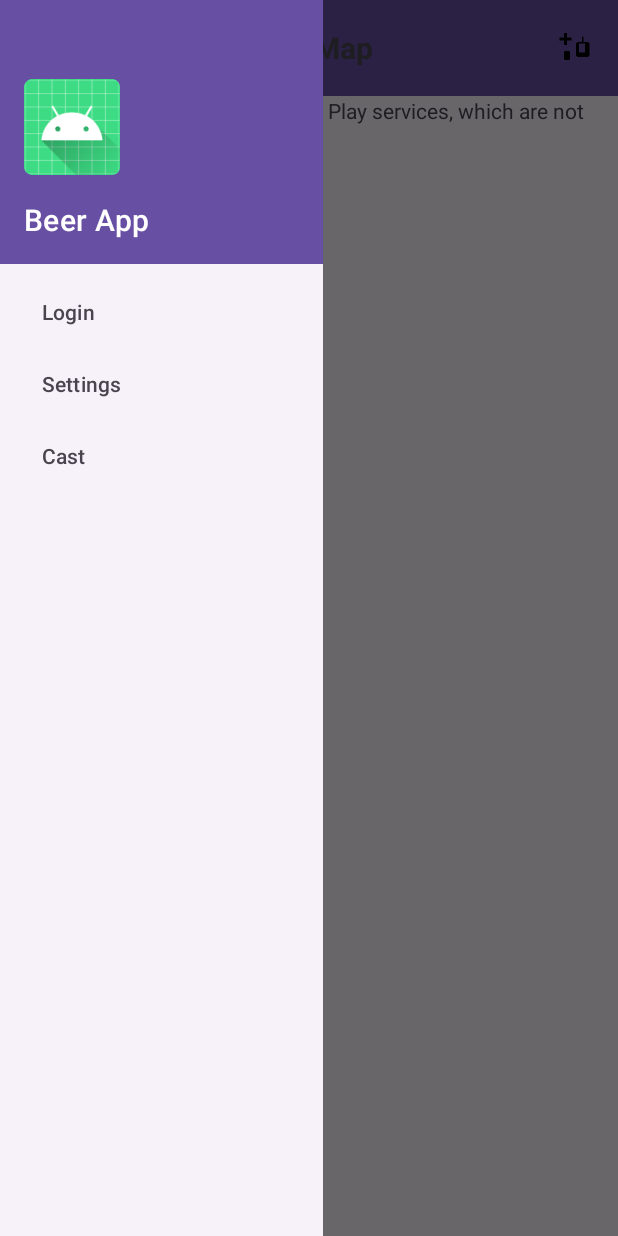
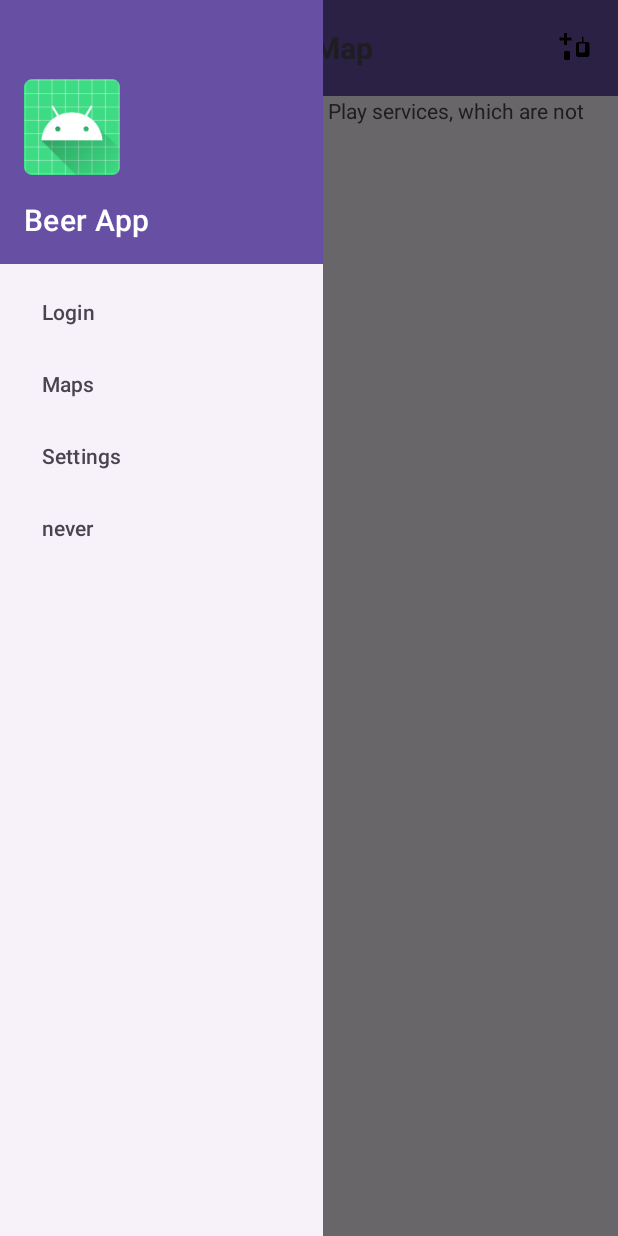
Before and after one commit to MarekVaris/Beer_app, an Android app: the screen it shows after launch (MainActivity), after a tap on "Beer App", on a phone screen of 412 x 824 dp. Run offline under Robolectric (Android 15) with nearby library versions, the phone set to English and light mode, and no system bars.

Commit message:
Side main_menu fixed
Now u can move to login and maps,
added maps api for type in local.

```diff
--- a/app/src/main/AndroidManifest.xml
+++ b/app/src/main/AndroidManifest.xml
@@ -26,7 +26,7 @@
         -->
         <meta-data
             android:name="com.google.android.geo.API_KEY"
-            android:value="YOUR_API_KEY" />
+            android:value="${MAPS_API_KEY}" />
 
         <activity
             android:name=".MainActivity"
--- a/app/src/main/java/com/example/beer_app/LoginFragment.kt
+++ b/app/src/main/java/com/example/beer_app/LoginFragment.kt
@@ -7,10 +7,8 @@ import android.view.LayoutInflater
 import android.view.View
 import android.view.ViewGroup
 import android.view.inputmethod.InputMethodManager
-import android.widget.Button
 import android.widget.LinearLayout
 import androidx.fragment.app.Fragment
-import androidx.navigation.fragment.findNavController
 
 class LoginFragment : Fragment() {
     override fun onCreateView(
--- a/app/src/main/java/com/example/beer_app/MapsFragment.kt
+++ b/app/src/main/java/com/example/beer_app/MapsFragment.kt
@@ -29,9 +29,9 @@ class MapsFragment : Fragment() {
          * install it inside the SupportMapFragment. This method will only be triggered once the
          * user has installed Google Play services and returned to the app.
          */
-        val sydney = LatLng(-34.0, 151.0)
-        googleMap.addMarker(MarkerOptions().position(sydney).title("Marker in Sydney"))
-        googleMap.moveCamera(CameraUpdateFactory.newLatLng(sydney))
+        val poland = LatLng(51.9194, 19.1451)
+        googleMap.addMarker(MarkerOptions().position(poland).title("Marker in Poland"))
+        googleMap.moveCamera(CameraUpdateFactory.newLatLng(poland))
     }
 
     override fun onCreateView(
--- a/app/src/main/res/menu/menu_main.xml
+++ b/app/src/main/res/menu/menu_main.xml
@@ -9,12 +9,17 @@
         android:title="Login"
         app:showAsAction="never" />
     <item
+        android:id="@+id/action_maps"
+        android:orderInCategory="101"
+        android:title="Maps"
+        app:showAsAction="never" />
+    <item
         android:id="@+id/action_settings"
-        android:orderInCategory="101"
+        android:orderInCategory="102"
         android:title="@string/action_settings"
         app:showAsAction="never" />
     <item
         android:id="@+id/media_route_menu_item"
-        android:orderInCategory="102"
-        android:title="Cast" />
+        android:orderInCategory="103"
+        android:title="never" />
 </menu>
--- a/app/src/main/res/navigation/nav_graph.xml
+++ b/app/src/main/res/navigation/nav_graph.xml
@@ -9,18 +9,12 @@
         android:id="@+id/mapsFragment"
         android:name="com.example.beer_app.MapsFragment"
         android:label="fragment_maps"
-        tools:layout="@layout/fragment_maps" >
-        <action
-            android:id="@+id/action_mapsFragment_to_loginFragment"
-            app:destination="@id/loginFragment" />
-    </fragment>
+        tools:layout="@layout/fragment_maps" />
     <fragment
         android:id="@+id/loginFragment"
         android:name="com.example.beer_app.LoginFragment"
         android:label="Login"
-        tools:layout="@layout/fragment_login" >
-
-    </fragment>
+        tools:layout="@layout/fragment_login" />
 
 
 </navigation>
```
Also changed, not shown: app/src/main/java/com/example/beer_app/MainActivity.kt (+8 -4 lines).
